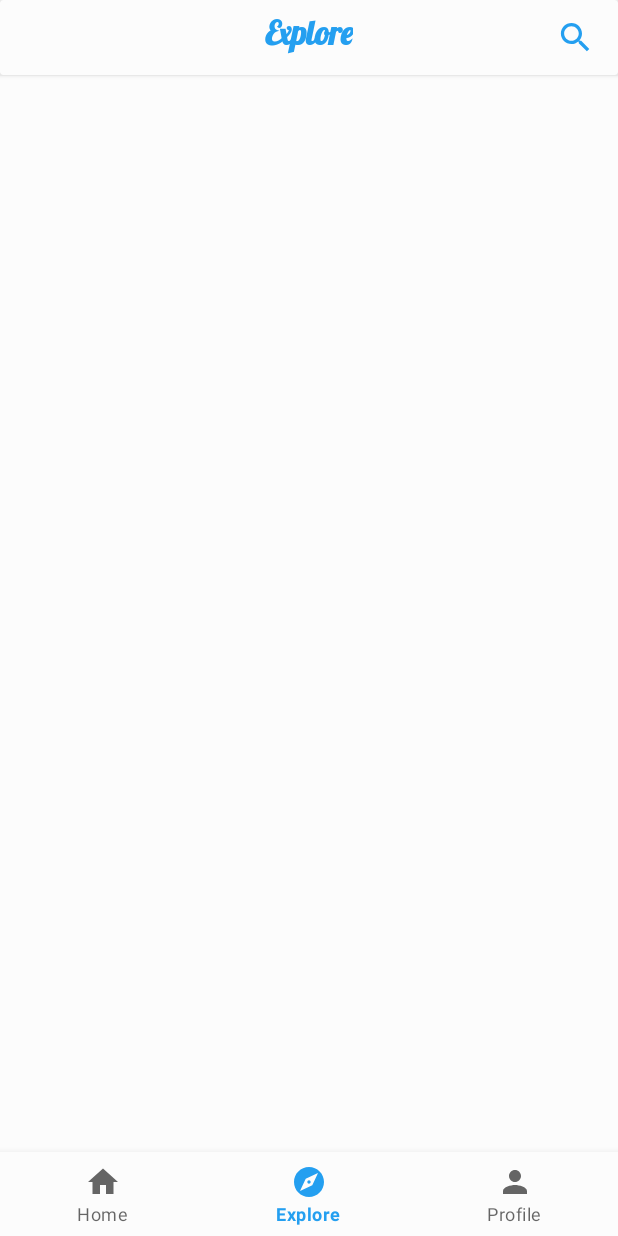
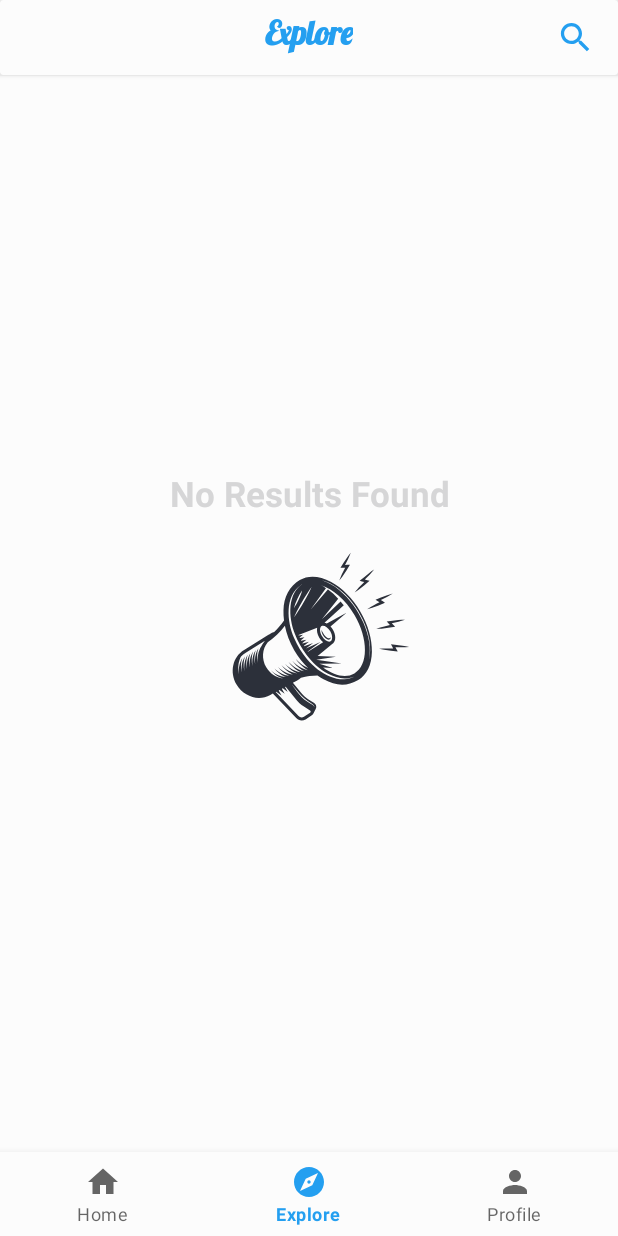
Before and after one commit to Kobidl/RadioGroup, an Android app: the Groups screen opened directly, with no data from a screen before it, item 2 of the bottom bar chosen, on a phone screen of 412 x 824 dp. Run offline under Robolectric (Android 15) with nearby library versions, the phone set to English and light mode, and no system bars; our stand-ins replace Firebase (no records; nobody signed in at launch, a user with empty details on screens opened directly); libraries missing offline, so code that uses them is left out: br.com.simplepass, com.skydoves.androidribbon; pictures from the network do not load.

Commit message:
empty page

```diff
--- a/app/src/main/java/com/komi/radiogroup/pages/Explore.java
+++ b/app/src/main/java/com/komi/radiogroup/pages/Explore.java
@@ -48,6 +48,7 @@ public class Explore extends Fragment {
     TextInputLayout searchContainer;
     private FrameLayout loader;
     EditText et_search;
+    private View noResultsView;
 
 
     public Explore() {
@@ -95,6 +96,8 @@ public class Explore extends Fragment {
         final AnimationDrawable loaderAnimation = (AnimationDrawable) loaderIV.getDrawable();
         loaderAnimation.start();
 
+        noResultsView = rootView.findViewById(R.id.no_results_container);
+
         recyclerView.setAdapter(groupsAdapter);
 
         searchContainer = rootView.findViewById(R.id.explore_search_input);
@@ -121,6 +124,7 @@ public class Explore extends Fragment {
                 String substring = s.toString().trim();
                 FirebaseDatabaseHelper.getInstance().removeExploreListener();
                 loader.setVisibility(View.VISIBLE);
+                noResultsView.setVisibility(View.GONE);
                 setListenerWithSubstring(substring);
             }
         });
@@ -154,6 +158,9 @@ public class Explore extends Fragment {
                 groupsAdapter.setGroups(groups);
                 groupsAdapter.notifyDataSetChanged();
                 loader.setVisibility(View.GONE);
+                if(groups.size()==0){
+                    noResultsView.setVisibility(View.VISIBLE);
+                }
             }
         });
     }
--- a/app/src/main/java/com/komi/radiogroup/pages/Groups.java
+++ b/app/src/main/java/com/komi/radiogroup/pages/Groups.java
@@ -8,6 +8,7 @@ import android.view.View;
 import android.view.ViewGroup;
 import android.widget.FrameLayout;
 import android.widget.ImageView;
+import android.widget.TextView;
 
 import androidx.annotation.Nullable;
 import androidx.fragment.app.Fragment;
@@ -36,7 +37,7 @@ public class Groups extends Fragment {
     View rootView;
     RecyclerView recyclerView;
     GroupsAdapter groupsAdapter;
-
+    private View noResultsView;
 
     public Groups() {
         // Required empty public constructor
@@ -90,6 +91,10 @@ public class Groups extends Fragment {
         final AnimationDrawable loaderAnimation = (AnimationDrawable) loaderIV.getDrawable();
         loaderAnimation.start();
 
+        noResultsView = rootView.findViewById(R.id.no_results_container);
+        TextView noResultsTV = rootView.findViewById(R.id.no_results_label);
+        noResultsTV.setText(R.string.open_new_channel);
+        noResultsView.setVisibility(View.GONE);
 
         FirebaseDatabaseHelper.getInstance().setSortedGroupsByUIDListener(FirebaseAuth.getInstance().getCurrentUser().getUid(), new FirebaseDatabaseHelper.OnGroupsDataChangedCallback() {
             @Override
@@ -106,6 +111,9 @@ public class Groups extends Fragment {
                 groupsAdapter.notifyDataSetChanged();
                 loaderAnimation.stop();
                 loader.setVisibility(View.GONE);
+                if(groups.size() ==0 ){
+                    noResultsView.setVisibility(View.VISIBLE);
+                }
 
             }
         });
--- a/app/src/main/res/layout/fragment_explore.xml
+++ b/app/src/main/res/layout/fragment_explore.xml
@@ -28,6 +28,7 @@
 
         </com.google.android.material.textfield.TextInputLayout>
 
+        <include layout="@layout/no_results"/>
         <include layout="@layout/loader_layout"/>
 
         <view class="androidx.recyclerview.widget.RecyclerView"
--- a/app/src/main/res/layout/fragment_groups.xml
+++ b/app/src/main/res/layout/fragment_groups.xml
@@ -8,6 +8,7 @@
 
     >
 
+    <include layout="@layout/no_results" />
     <include layout="@layout/loader_layout"/>
 
     <view class="androidx.recyclerview.widget.RecyclerView"
--- a/app/src/main/res/layout/loader_layout.xml
+++ b/app/src/main/res/layout/loader_layout.xml
@@ -8,8 +8,8 @@
         android:orientation="vertical"
         android:gravity="center">
     <ImageView
-        android:layout_width="180dp"
-        android:layout_height="200dp"
+        android:layout_width="150dp"
+        android:layout_height="150dp"
         android:src="@drawable/loader_animation"
         android:layout_gravity="center"
         android:id="@+id/loader_image_view"
--- a/app/src/main/res/layout/no_results.xml
+++ b/app/src/main/res/layout/no_results.xml
@@ -1,7 +1,10 @@
 <?xml version="1.0" encoding="utf-8"?>
 <FrameLayout xmlns:android="http://schemas.android.com/apk/res/android"
     android:orientation="vertical" android:layout_width="match_parent"
-    android:layout_height="match_parent">
+    android:layout_height="match_parent"
+    android:visibility="gone"
+    android:id="@+id/no_results_container"
+    android:layout_margin="10dp">
 
     <LinearLayout
         android:layout_width="wrap_content"
@@ -18,6 +21,8 @@
             android:textSize="23sp"
             android:layout_marginBottom="10dp"
             android:textStyle="bold"
+            android:textColor="@color/black"
+            android:gravity="center"
             />
         <ImageView
         android:layout_width="150dp"
--- a/app/src/main/res/values/strings.xml
+++ b/app/src/main/res/values/strings.xml
@@ -101,5 +101,7 @@
     <string name="group_desc">Group Description</string>
     <string name="home">Home</string>
     <string name="current_active_users">Active Users:</string>
+    <string name="no_results">No Results Found</string>
+    <string name="open_new_channel">No Channels. Create or join one from the explore</string>
 
 </resources>
```
Also changed, not shown: 1 other file.
